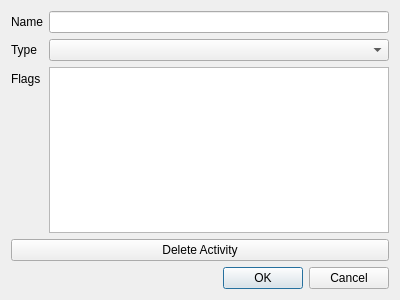
Above: edit_activity.ui from TomFryers/activate before the change. Below: the same form after it.
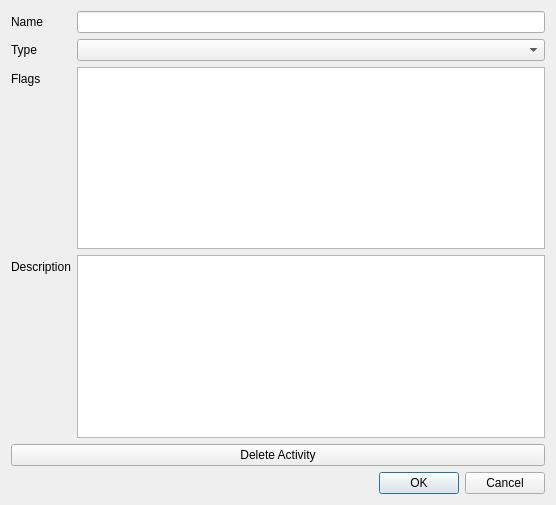
That is the form after the change.

Commit message: Add activity descriptions

What changed in the file:
```diff
--- a/edit_activity.ui
+++ b/edit_activity.ui
@@ -6,8 +6,8 @@
    <rect>
     <x>0</x>
     <y>0</y>
-    <width>400</width>
-    <height>300</height>
+    <width>556</width>
+    <height>505</height>
    </rect>
   </property>
   <property name="windowTitle">
@@ -46,6 +46,22 @@
      <item row="2" column="1">
       <widget class="QListWidget" name="flag_list"/>
      </item>
+     <item row="3" column="0">
+      <widget class="QLabel" name="description_label">
+       <property name="text">
+        <string>Description</string>
+       </property>
+      </widget>
+     </item>
+     <item row="3" column="1">
+      <widget class="QPlainTextEdit" name="description_edit">
+       <property name="font">
+        <font>
+         <family>Source Code Pro</family>
+        </font>
+       </property>
+      </widget>
+     </item>
     </layout>
    </item>
    <item>
```
The commit also changes 3 other files.
